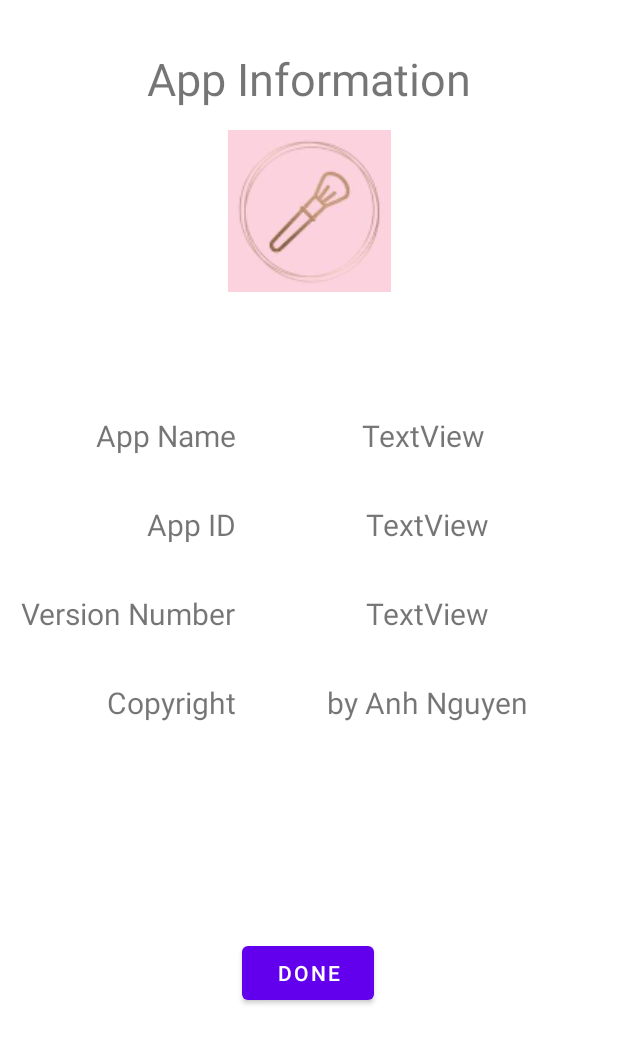
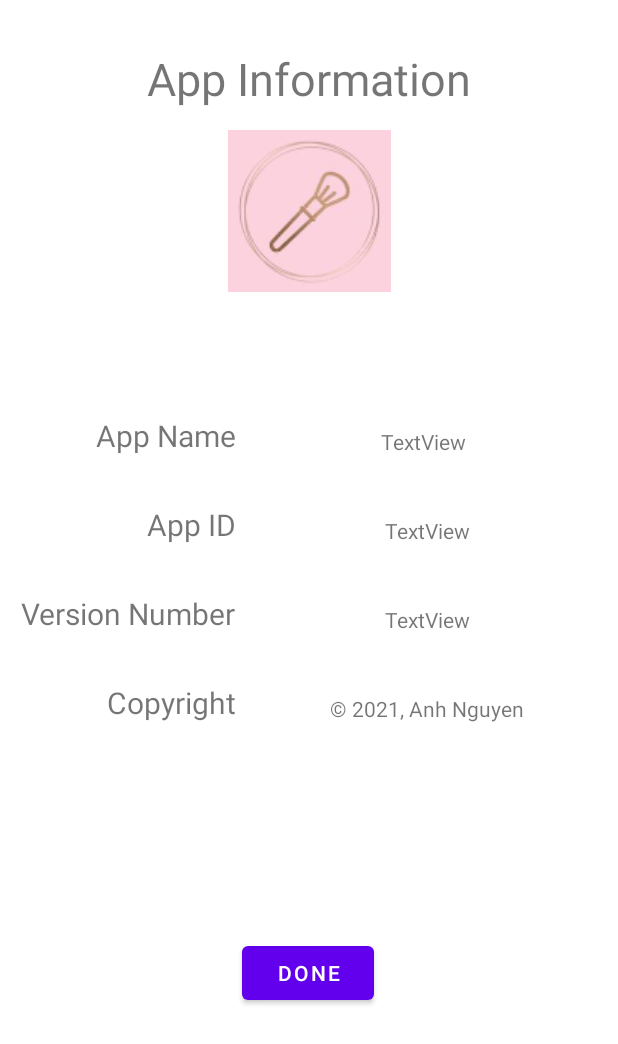
Before and after one commit to jessieAnhNguyen/MakeUpBrowser, an Android app: the layout fragment_info.xml on its own in the app's theme, with its tools: preview values and no code run, on a phone screen of 412 x 824 dp. Shown: the top 1044 px of the screen. Run offline under Robolectric (Android 15) with nearby library versions, the phone set to English and light mode, and no system bars.

Commit message:
implemented info fragment details

```diff
--- a/app/src/main/res/layout/fragment_info.xml
+++ b/app/src/main/res/layout/fragment_info.xml
@@ -90,7 +90,7 @@
             android:layout_width="wrap_content"
             android:layout_height="wrap_content"
             android:text="TextView"
-            android:textSize="20sp"
+            android:textSize="14sp"
             app:layout_constraintBottom_toBottomOf="@+id/textView3"
             app:layout_constraintEnd_toEndOf="parent"
             app:layout_constraintHorizontal_bias="0.487"
@@ -101,7 +101,7 @@
             android:layout_width="wrap_content"
             android:layout_height="wrap_content"
             android:text="TextView"
-            android:textSize="20sp"
+            android:textSize="14sp"
             app:layout_constraintBottom_toBottomOf="@+id/textView5"
             app:layout_constraintEnd_toEndOf="parent"
             app:layout_constraintStart_toEndOf="@+id/textView5" />
@@ -111,7 +111,7 @@
             android:layout_width="wrap_content"
             android:layout_height="wrap_content"
             android:text="TextView"
-            android:textSize="20sp"
+            android:textSize="14sp"
             app:layout_constraintBottom_toBottomOf="@+id/textView7"
             app:layout_constraintEnd_toEndOf="parent"
             app:layout_constraintStart_toEndOf="@+id/textView7" />
@@ -121,7 +121,7 @@
             android:layout_width="wrap_content"
             android:layout_height="wrap_content"
             android:text="@string/copyright_text"
-            android:textSize="20sp"
+            android:textSize="14sp"
             app:layout_constraintBottom_toBottomOf="@+id/textView9"
             app:layout_constraintEnd_toEndOf="parent"
             app:layout_constraintStart_toEndOf="@+id/textView9" />
--- a/app/src/main/res/values/strings.xml
+++ b/app/src/main/res/values/strings.xml
@@ -6,8 +6,6 @@
     <string name="version_number">Version Number</string>
     <string name="copyright">Copyright</string>
     <string name="done">Done</string>
-    <string name="copyright_text">by Anh Nguyen</string>
-    <!-- TODO: Remove or change this placeholder text -->
-    <string name="hello_blank_fragment">Hello blank fragment</string>
+    <string name="copyright_text">&#169; 2021, Anh Nguyen</string>
 
 </resources>
```
Also changed, not shown: app/src/main/java/com/anguy39/makeupbrowser/info/InfoFragment.kt (+21 -2 lines).
